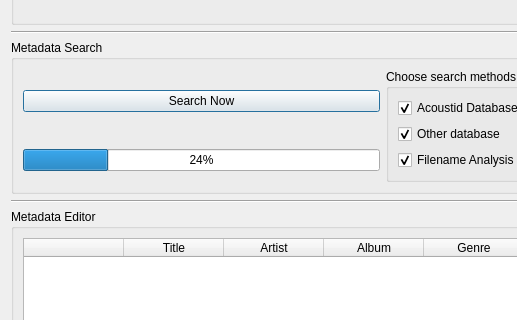
The window that modules/gui/qt/ui/extmetamanager.ui (ASantosVal/vlc) describes before a commit, drawn with Qt 5; both pictures show x 0 to 517 and y 117 to 437 of the 1200 by 700 pixel window.
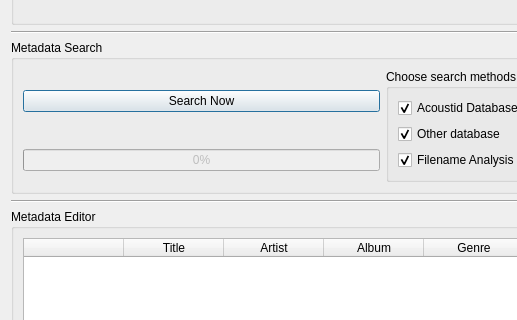
The same window after the commit.

Commit message: Vinculacion de botones a funciones + debugging messages

Patch:
```diff
--- a/modules/gui/qt/ui/extmetamanager.ui
+++ b/modules/gui/qt/ui/extmetamanager.ui
@@ -80,6 +80,9 @@
       </item>
       <item row="1" column="0">
        <widget class="QProgressBar" name="progressBar_search">
+        <property name="enabled">
+         <bool>false</bool>
+        </property>
         <property name="sizePolicy">
          <sizepolicy hsizetype="Minimum" vsizetype="Fixed">
           <horstretch>0</horstretch>
@@ -87,7 +90,7 @@
          </sizepolicy>
         </property>
         <property name="value">
-         <number>24</number>
+         <number>0</number>
         </property>
        </widget>
       </item>
```
Left out of the diff: 20 changed lines with no effect on the pictures. The commit also changes 2 other files.
